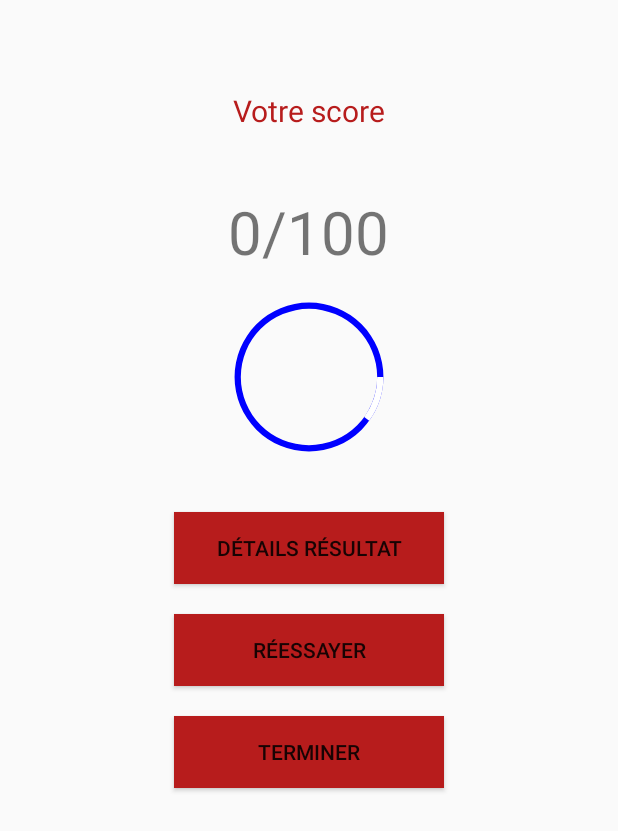
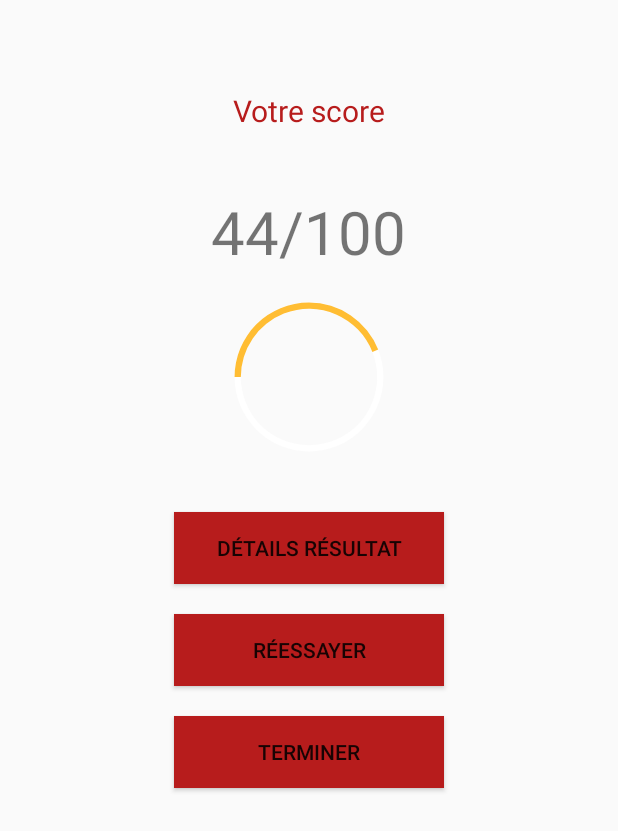
Before and after one commit to AlanPa/Recito, an Android app: the ResultatSimple screen opened directly, with no data from a screen before it, on a phone screen of 412 x 824 dp. Shown: the top 831 px of the screen. Run offline under Robolectric (Android 15) with nearby library versions, the phone set to English and light mode, and no system bars; libraries missing offline, so code that uses them is left out: com.microsoft.cognitiveservices.

Commit message:
Bar de résultat fonctionne (ResultatSimple)

```diff
--- a/app/src/main/java/com/microsoft/cognitiveservices/speech/samples/quickstart/ResultatSimple.java
+++ b/app/src/main/java/com/microsoft/cognitiveservices/speech/samples/quickstart/ResultatSimple.java
@@ -2,10 +2,13 @@ package com.microsoft.cognitiveservices.speech.samples.quickstart;
 
 import android.content.Intent;
 import android.graphics.Color;
+import android.graphics.PorterDuff;
+import android.graphics.drawable.Drawable;
 import android.support.v7.app.AppCompatActivity;
 import android.os.Bundle;
 import android.view.View;
 import android.widget.ProgressBar;
+import android.widget.TextView;
 
 public class ResultatSimple extends AppCompatActivity {
 
@@ -15,9 +18,29 @@ public class ResultatSimple extends AppCompatActivity {
 
         setContentView(R.layout.activity_resultat_simple);
         ProgressBar progressBar = findViewById(R.id.ProgressBar_ResultatSimple);
-        progressBar.setSecondaryProgress(100);
-        progressBar.setProgress(10);
-        progressBar.setMax(100);
+        Drawable progressDrawable = progressBar.getProgressDrawable().mutate();
+        TextView scoreUtilisateur = findViewById(R.id.ValScore_ResultatSimple);
+        int leScore = Integer.valueOf(scoreUtilisateur.getText().toString());
+        progressBar.setProgress(leScore);
+        if(leScore < 25)
+        {
+
+            progressDrawable.setColorFilter(Color.rgb(255, 87, 51), PorterDuff.Mode.SRC_IN);
+        }
+        else if(leScore < 50)
+        {
+            progressDrawable.setColorFilter(Color.rgb(255, 189, 51), PorterDuff.Mode.SRC_IN);
+        }
+        else if(leScore < 75)
+        {
+            progressDrawable.setColorFilter(Color.	rgb(219, 255, 51), PorterDuff.Mode.SRC_IN);
+        }
+        else
+        {
+            progressDrawable.setColorFilter(Color.rgb(51, 255, 87), PorterDuff.Mode.SRC_IN);
+        }
+        progressBar.setProgressDrawable(progressDrawable);
+
     }
 
     public void ReessayerRecitation(View view) {
--- a/app/src/main/res/drawable/custom_progress.xml
+++ b/app/src/main/res/drawable/custom_progress.xml
@@ -1,16 +1,5 @@
 <?xml version="1.0" encoding="utf-8"?>
 <layer-list xmlns:android="http://schemas.android.com/apk/res/android">
-    <item android:id="@android:id/secondaryProgress">
-        <shape
-            android:shape="ring"
-            android:useLevel="true"
-            android:thicknessRatio="24"
-            android:innerRadiusRatio="2.2">
-            <corners android:radius="3dp"/>
-            <solid android:color="#0000FF"/>
-        </shape>
-    </item>
-
     <item android:id="@android:id/progress">
         <shape
             android:shape="ring"
@@ -21,4 +10,15 @@
             <solid android:color="#FFFFFF"/>
         </shape>
     </item>
+
+    <item android:id="@android:id/secondaryProgress">
+        <shape
+            android:shape="ring"
+            android:useLevel="true"
+            android:thicknessRatio="24"
+            android:innerRadiusRatio="2.2">
+            <corners android:radius="3dp"/>
+            <solid android:color="#FFFFFF"/>
+        </shape>
+    </item>
 </layer-list>
--- a/app/src/main/res/layout/activity_resultat_simple.xml
+++ b/app/src/main/res/layout/activity_resultat_simple.xml
@@ -13,16 +13,49 @@
         android:layout_centerHorizontal="true"
         android:layout_marginBottom="40dp"/>
 
-    <TextView
-        android:id="@+id/Score_ResultatSimple"
+    <LinearLayout
         android:layout_width="wrap_content"
         android:layout_height="wrap_content"
-        android:text="0/100"
+        android:id="@+id/Score_ResultatSimple"
         android:layout_below="@id/Titre_ResultatSimple"
-        style="@style/texte"
         android:layout_centerHorizontal="true"
-        android:layout_marginBottom="20dp"
-        android:textSize="40dp"/>
+        android:layout_marginBottom="20dp">
+        <TextView
+            android:id="@+id/ValScore_ResultatSimple"
+            android:layout_width="wrap_content"
+            android:layout_height="wrap_content"
+            android:text="44"
+            style="@style/texte"
+            android:textSize="40dp"/>
+        <TextView
+            android:id="@+id/ScoreMax_ResultatSimple"
+            android:layout_width="wrap_content"
+            android:layout_height="wrap_content"
+            android:text="/100"
+            style="@style/texte"
+            android:layout_centerHorizontal="true"
+            android:textSize="40dp"/>
+
+    </LinearLayout>
+
+
+
+
+
+    <ProgressBar
+        android:id="@+id/ProgressBarFond_ResultatSimple"
+        android:layout_width="100dp"
+        android:layout_height="100dp"
+        android:layout_centerHorizontal="true"
+        android:layout_centerVertical="true"
+        android:layout_below="@id/Score_ResultatSimple"
+        style="@android:style/Widget.ProgressBar.Horizontal"
+        android:layout_marginBottom="40dp"
+        android:indeterminate="false"
+        android:progress="0"
+        android:secondaryProgress="100"
+        android:max="100"
+        android:progressDrawable="@drawable/custom_progress"/>
 
     <ProgressBar
         android:id="@+id/ProgressBar_ResultatSimple"
@@ -34,8 +67,11 @@
         style="@android:style/Widget.ProgressBar.Horizontal"
         android:layout_marginBottom="40dp"
         android:indeterminate="false"
-        android:progress="50"
+        android:progress="0"
+        android:secondaryProgress="0"
         android:max="100"
+        android:scaleX="-1"
+        android:scaleY="-1"
         android:progressDrawable="@drawable/custom_progress"/>
     <Button
         android:id="@+id/VoirDetail_Button_ResultatSimple"
```
